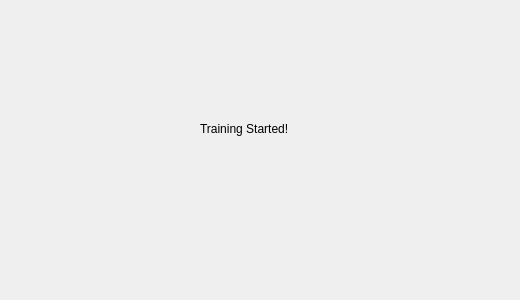
hlm12348765/QT, file InterfaceChange/training.ui: the form before one commit.
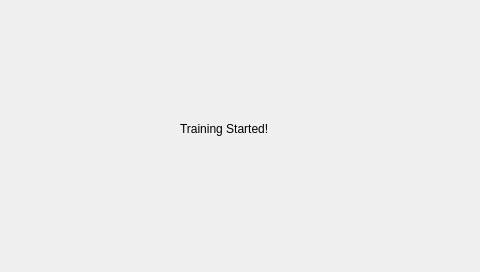
The form after the commit.

The edit to the form file:
```diff
--- a/InterfaceChange/training.ui
+++ b/InterfaceChange/training.ui
@@ -6,8 +6,8 @@
    <rect>
     <x>0</x>
     <y>0</y>
-    <width>520</width>
-    <height>300</height>
+    <width>480</width>
+    <height>272</height>
    </rect>
   </property>
   <property name="windowTitle">
@@ -16,7 +16,7 @@
   <widget class="QLabel" name="label">
    <property name="geometry">
     <rect>
-     <x>200</x>
+     <x>180</x>
      <y>120</y>
      <width>120</width>
      <height>17</height>
```
